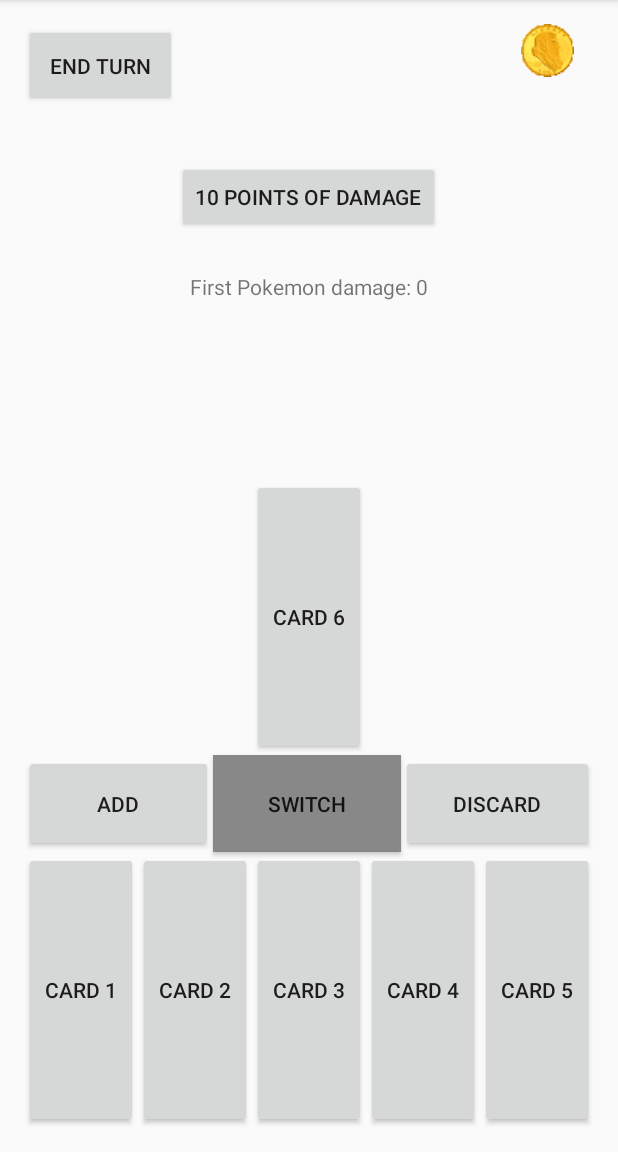
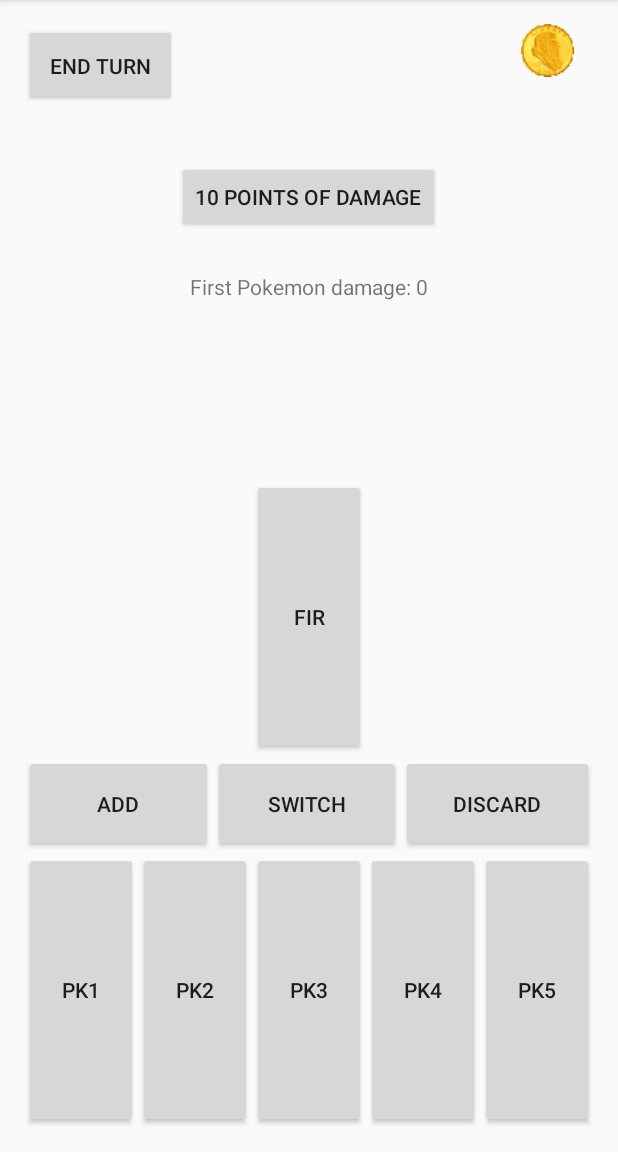
Before and after one commit to joe57005/PokemonCardGame, an Android app: the screen it shows after launch (MainActivity), on a phone screen of 412 x 824 dp, the part 84-1236 px from its top. Run offline under Robolectric (Android 15) with nearby library versions, the phone set to English and light mode, and no system bars.

Commit message:
O hai dawg

```diff
--- a/app/src/main/java/comsitejtproductionshome/google/httpssites/pokemoncardgame/Card.java
+++ b/app/src/main/java/comsitejtproductionshome/google/httpssites/pokemoncardgame/Card.java
@@ -12,6 +12,7 @@ public class Card implements Serializable{
     private int damage;
 
     private String name;
+    private String nickName;
 
     private boolean burned;
     private boolean paralyzed;
@@ -21,6 +22,7 @@ public class Card implements Serializable{
 
     public Card(String name){
         this.name=name;
+        setNickName(name);
         damage=0;
     }
 
@@ -41,8 +43,19 @@ public class Card implements Serializable{
 
     public void setName(String name) {
         this.name = name;
+        setNickName(name);
     }
 
+    public String getNickName() {
+        return nickName;
+    }
+
+    public void setNickName(String name) {
+        this.nickName="";
+        for(int i=0; i<3; i++){
+            this.nickName+=name.charAt(i);
+        }
+    }
 
     //Noted!
     //Signified by a burned symbol. Coin flipped between turns; if tails=20 damage. heads=no damage, but still burned.
--- a/app/src/main/java/comsitejtproductionshome/google/httpssites/pokemoncardgame/MainActivity.java
+++ b/app/src/main/java/comsitejtproductionshome/google/httpssites/pokemoncardgame/MainActivity.java
@@ -11,8 +11,21 @@ import android.widget.ImageButton;
 import android.widget.TextView;
 import android.widget.Toast;
 
+
+/*
+Still to do:
+Animations for status effects
+Make it so the switch button also removes statuses on the current card.
+Add functionality to the "add" button
+
+Darude - Sandstorm
+ */
+
+
 public class MainActivity extends AppCompatActivity {
     ButtonControl bc=new ButtonControl();
+
+    static int forChangingCardInfo;
 
     ImageButton imageButton;
     Button endStuff;
@@ -22,6 +35,9 @@ public class MainActivity extends AppCompatActivity {
     Button switchy;
     boolean switchOn;
 
+    Button removey;
+    boolean removeOn;
+
     public static final String MAIN_CARD="cardy";
 
     Card card;
@@ -29,26 +45,32 @@ public class MainActivity extends AppCompatActivity {
     public static final Card[] cardArray= new Card[6];
     Card tempCard;
     //For swtiching cards.
+    Button[] cards= new Button[5];
+    Button mainCardBtn;
 
     @Override
     protected void onCreate(Bundle savedInstanceState) {
         super.onCreate(savedInstanceState);
         setContentView(R.layout.activity_main);
 
-        Button mainCardBtn;
 
         Card temp= (Card) getIntent().getSerializableExtra(MAIN_CARD);
+
         if(temp!=null) {
-            cardArray[5]=temp;
+            cardArray[forChangingCardInfo]=temp;
         }
-        else{
-            cardArray[5]= new Card("First Pokemon");
+        else {
+            cardArray[5] = new Card("First Pokemon");
+            for (int i = 0; i < (cardArray.length - 1); i++) {
+                cardArray[i] = new Card("Pk" + (i + 1));
+            }
         }
 
-        for(int i=0; i<(cardArray.length-1); i++){
-            cardArray[i]=new Card("Pokemon " + (i+1));
-        }
-
+        cards[0]= (Button) findViewById(R.id.card1);
+        cards[1]= (Button) findViewById(R.id.card2);
+        cards[2]= (Button) findViewById(R.id.card3);
+        cards[3]= (Button) findViewById(R.id.card4);
+        cards[4]= (Button) findViewById(R.id.card5);
 
 
         imageButton= (ImageButton) findViewById(R.id.buttonCoinFlip);
@@ -57,7 +79,7 @@ public class MainActivity extends AppCompatActivity {
         damage= (Button) findViewById(R.id.damageBtn);
         damageText= (TextView) findViewById(R.id.damageText);
         switchy= (Button) findViewById(R.id.nintendoSwitch);
-        switchy.setBackgroundColor(Color.GRAY);
+        removey= (Button) findViewById(R.id.removeBtn);
 
 
         updateText();
@@ -91,16 +113,6 @@ public class MainActivity extends AppCompatActivity {
                 updateText();
             }
         });
-
-        mainCardBtn.setOnClickListener(new View.OnClickListener(){
-            @Override
-            public void onClick(View v){
-                Intent i= new Intent(MainActivity.this, CardConfig.class);
-                card= cardArray[5];
-                i.putExtra(CardConfig.ASDF, card);
-                startActivity(i);
-            }
-        });
     }
         public void coinFlipButton(){
             int choice= (int) (Math.random()*2);
@@ -113,14 +125,35 @@ public class MainActivity extends AppCompatActivity {
         }
 
         public void switchListener(View v){
+            if(removeOn){
+                removeOn=!removeOn;
+            }
+
             switchOn=!switchOn;
 
             if(switchOn){
                 switchy.setBackgroundColor(Color.BLUE);
             }
             else {
-                switchy.setBackgroundColor(Color.GRAY);
+                switchy.setBackgroundColor(Color.LTGRAY);
             }
+        }
+
+
+        public void removeListener(View v){
+            if(switchOn){
+                switchOn=!switchOn;
+            }
+
+            removeOn=!removeOn;
+
+            if(removeOn){
+                removey.setBackgroundColor(Color.RED);
+            }
+            else {
+                removey.setBackgroundColor(Color.LTGRAY);
+            }
+
         }
 
         public void thisAppliesToAllCardsAndStuff(View v){
@@ -141,37 +174,58 @@ public class MainActivity extends AppCompatActivity {
             if (v == findViewById(R.id.card5)) {
                 tempy = 4;
             }
+            if (v == findViewById(R.id.cardMain)){
+                tempy = 5;
+            }
 
-            Log.i("hello", tempy + "");
+            //Log.i("hello", tempy + "");
 
             if(switchOn) {
                 joesSwitchingMethod(tempy);
+                switchOn=!switchOn;
+                switchy.setBackgroundColor(Color.LTGRAY);
+            }
+            else if(removeOn){
+                removingMethod(tempy);
+                removeOn=!removeOn;
+                removey.setBackgroundColor(Color.LTGRAY);
             }
             else{
+                forChangingCardInfo=tempy;
                 Intent i= new Intent(MainActivity.this, CardConfig.class);
                 card= cardArray[tempy];
                 i.putExtra(CardConfig.ASDF, card);
                 startActivity(i);
             }
+            updateText();
         }
 
         public void joesSwitchingMethod(int card){
             tempCard= cardArray[card];
             cardArray[card]=cardArray[5];
             cardArray[5]=tempCard;
-            updateText();
+        }
+
+        public void removingMethod(int card){
+            cardArray[card]=null;
         }
 
         public void updateText(){
+            for(int i=0; i<cardArray.length; i++){
+                if(cardArray[i]==null){
+                    cards[i].setText("No Pokemon");
+                }
+                else{
+                    if(i!=5) {
+                        cards[i].setText(cardArray[i].getNickName());
+                    }
+                    else{
+                        mainCardBtn.setText(cardArray[i].getNickName());
+                    }
+                }
+            }
             damageText.setText(cardArray[5].getName() + " damage: " + cardArray[5].getDamage());
         }
 
 
-//Test change
-
-
-
-
-
-
 }
--- a/app/src/main/res/layout/activity_main.xml
+++ b/app/src/main/res/layout/activity_main.xml
@@ -69,7 +69,8 @@
             android:layout_row="8"
             android:layout_rowWeight=".2"
             android:layout_columnWeight=".2"
-            android:id="@+id/cardMain" />
+            android:id="@+id/cardMain"
+            android:onClick="thisAppliesToAllCardsAndStuff"/>
 
         <Space
             android:layout_width="wrap_content"
@@ -114,11 +115,12 @@
             android:text="Discard"
             android:layout_width="0dp"
             android:layout_height="0dp"
-            android:id="@+id/button7"
+            android:id="@+id/removeBtn"
             android:layout_row="9"
             android:layout_rowWeight=".07"
             android:layout_columnWeight=".33"
-            android:layout_column="4" />
+            android:layout_column="4"
+            android:onClick="removeListener"/>
 
         <Space
             android:layout_width="wrap_content"
```
